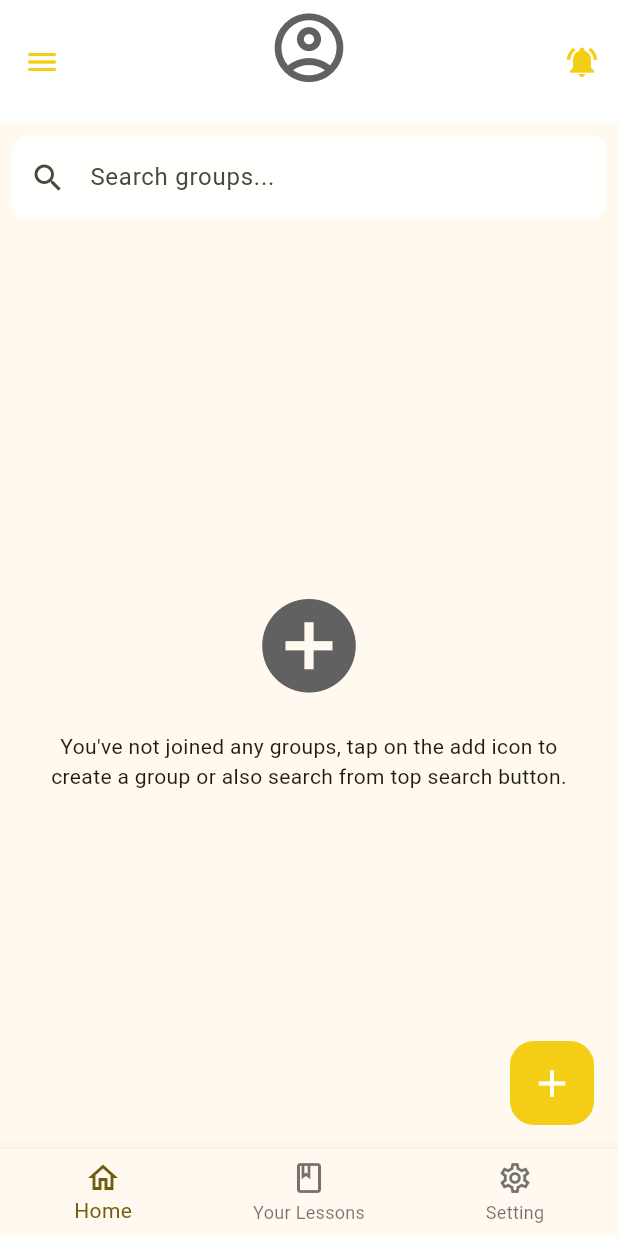
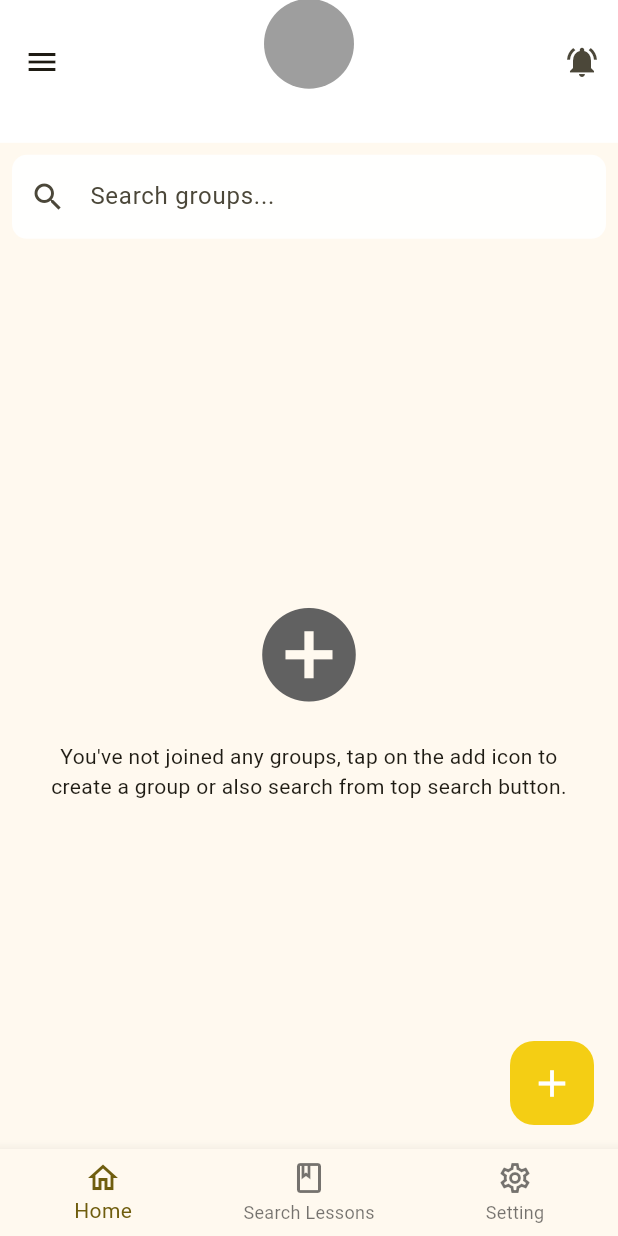
Before and after one commit to Solak-Suleyman/studygether, a Flutter app: the HomePage screen opened directly, on a phone screen of 412 x 824 dp. Run offline on Flutter 3.47's test engine with Material 3 defaults, Android fonts, the phone set to English and light mode, and no system bars; our stand-ins replace cloud_firestore, firebase_auth, firebase_core, shared_preferences; accounts and stored records are empty.

Commit message:
appbar and bottom app bar extracted for external reach
Co-Authored-By: Süleyman Solak <79102435+Solak-Suleyman@users.noreply.github.com>

```diff
--- a/lib/main.dart
+++ b/lib/main.dart
@@ -56,8 +56,9 @@
 
         // Customizing other UI elements like AppBar, Buttons etc.
         appBarTheme: const AppBarTheme(
-          iconTheme: IconThemeData(color: customColor), // AppBar icons
-          titleTextStyle: TextStyle(color: Colors.white), // AppBar title
+          backgroundColor: Colors.white,
+          //iconTheme: IconThemeData(color: customColor), // AppBar icons
+          titleTextStyle: TextStyle(color: Colors.black,fontWeight: FontWeight.bold,fontSize: 18), // AppBar title
         ),
         floatingActionButtonTheme: const FloatingActionButtonThemeData(
           backgroundColor: customColor,
--- a/lib/pages/HomePage.dart
+++ b/lib/pages/HomePage.dart
@@ -3,6 +3,8 @@ import 'package:studygether/pages/LoginPage.dart';
 import 'package:studygether/pages/SearchPage.dart';
 import 'package:studygether/service/auth_service.dart';
 import 'package:studygether/service/database_service.dart';
+import 'package:studygether/widgets/appbar.dart';
+import 'package:studygether/widgets/bottomAppbBar.dart';
 import 'package:studygether/widgets/group_tile.dart';
 import 'package:studygether/widgets/widgets.dart';
 import 'package:firebase_auth/firebase_auth.dart';
@@ -67,40 +69,7 @@ class _HomePageState extends State<HomePage> {
   @override
   Widget build(BuildContext context) {
     return Scaffold(
-      appBar: AppBar(
-          toolbarHeight: MediaQuery.of(context).size.height / 10,
-          actions: [
-            IconButton(
-                onPressed: () {
-                  nextScreen(context, const SearchPage());
-                },
-                icon: const Icon(Icons.notifications_active))
-          ],
-          elevation: 0,
-          centerTitle: true,
-          backgroundColor: Colors.white,
-          title: Column(
-
-            children: <Widget>[
-            IconButton(
-              iconSize:55 ,
-              onPressed: (){
-                nextScreen(context, ProfilePage());
-              },
-              icon:Icon(Icons.account_circle_outlined,
-
-              color: Colors.grey[700],)
-            ),
-            Text(
-              userName,
-              textAlign: TextAlign.center,
-              style: const TextStyle(
-                  color: Colors.black,
-                  fontWeight: FontWeight.bold,
-                  fontSize: 16,
-                  fontFamily: 'work sans'),
-            ),
-          ])),
+      appBar: MyAppBar(appBar: AppBar(),),
       drawer: Drawer(
         child: ListView(
           padding: const EdgeInsets.symmetric(vertical: 50),
@@ -231,13 +200,8 @@ class _HomePageState extends State<HomePage> {
           size: 30,
         ),
       ),
-      bottomNavigationBar:
-          BottomNavigationBar(items: const <BottomNavigationBarItem>[
-        BottomNavigationBarItem(icon: Icon(Icons.home_outlined), label: "Home"),
-        BottomNavigationBarItem(icon: Icon(Icons.book_outlined), label: "Your Lessons"),
-        BottomNavigationBarItem(icon: Icon(Icons.settings_outlined),label: "Setting")
+      bottomNavigationBar:MyBottomAppBar()
 
-      ]),
     );
   }
 
@@ -389,7 +353,7 @@ class _HomePageState extends State<HomePage> {
     return Padding(
       padding: const EdgeInsets.all(8.0),
       child: TextField(
-        onTap: (){nextScreen(context, SearchPage);},
+        onTap: (){nextScreen(context, const SearchPage());},
         onChanged: (value) {
           setState(() {
             searchQuery = value.toLowerCase();
@@ -403,7 +367,7 @@ class _HomePageState extends State<HomePage> {
             borderSide: BorderSide.none,
           ),
           filled: true,
-          fillColor: Colors.white.withAlpha(235),
+          fillColor: Colors.grey,
         ),
       ),
     );
--- /dev/null
+++ b/lib/widgets/appbar.dart
@@ -0,0 +1,90 @@
+
+import 'package:flutter/material.dart';
+import 'package:studygether/helper/helper_function.dart';
+import 'package:studygether/pages/ProfilePage.dart';
+import 'package:studygether/pages/SearchPage.dart';
+
+import 'package:studygether/widgets/widgets.dart';
+class MyAppBar extends StatefulWidget implements PreferredSizeWidget {
+  final AppBar appBar;
+  const MyAppBar({super.key,required this.appBar});
+
+  @override
+  State<MyAppBar> createState() => _MyAppBarState();
+
+@override
+  Size get preferredSize => new Size.fromHeight(appBar.preferredSize.height*1.7);
+
+}
+
+class _MyAppBarState extends State<MyAppBar> {
+    @override
+  void initState() {
+    super.initState();
+    gettingUserData();
+  }
+
+     String userName = "";
+    String email = "";
+
+    gettingUserData() async {
+    await HelperFunctions.getUserEmailFromSF().then((value) {
+      setState(() {
+        email = value!;
+      });
+    });
+
+    await HelperFunctions.getUserNameFromSF().then((value) {
+      setState(() {
+        userName = value!;
+      });
+    });
+
+    // getting list of snapshots in our stream
+
+  }
+
+  @override
+  Widget build(BuildContext context) {
+    return AppBar(
+          toolbarHeight: MediaQuery.of(context).size.height / 10,
+          actions: [
+            IconButton(
+                onPressed: () {
+                  nextScreen(context, const SearchPage());
+                },
+                icon: const Icon(Icons.notifications_active))
+          ],
+          elevation: 0,
+          centerTitle: true,
+          backgroundColor: Colors.white,
+          title: Column(
+            mainAxisAlignment: MainAxisAlignment.start,
+            children: <Widget>[
+              const CircleAvatar(
+                radius: 30,
+                backgroundColor: Colors.grey,
+
+              ),
+              const SizedBox(height: 5,),
+/*             IconButton(
+              iconSize:55 ,
+              onPressed: (){
+                nextScreen(context, ProfilePage());
+              },
+              icon:Icon(Icons.account_circle_outlined,
+
+              color: Colors.grey[700],)
+            ),
+ */            Text(
+              userName,
+              textAlign: TextAlign.center,
+              style: const TextStyle(
+                  color: Colors.black,
+                  fontWeight: FontWeight.bold,
+                  fontSize: 16,
+                  fontFamily: 'work sans'),
+            ),
+          ]));
+  }
+}
--- /dev/null
+++ b/lib/widgets/bottomAppbBar.dart
@@ -0,0 +1,30 @@
+import 'package:flutter/material.dart';
+import 'package:studygether/pages/HomePage.dart';
+import 'package:studygether/pages/ProfilePage.dart';
+import 'package:studygether/pages/SearchPage.dart';
+import 'package:studygether/widgets/widgets.dart';
+
+class MyBottomAppBar extends StatelessWidget {
+  const MyBottomAppBar({super.key});
+  static const List<Widget> _pages = <Widget>[
+    HomePage(),
+    SearchPage(),
+    ProfilePage()
+  ];
+  @override
+  Widget build(BuildContext context) {
+    int _selectedIndex=0;
+    return BottomNavigationBar(
+        onTap: (int index){
+          nextScreen(context, _pages.elementAt(index));
+        },
+        currentIndex: _selectedIndex,
+        items: const[
+
+        BottomNavigationBarItem(icon: Icon(Icons.home_outlined), label: "Home"),
+        BottomNavigationBarItem(icon: Icon(Icons.book_outlined), label: "Search Lessons"),
+        BottomNavigationBarItem(icon: Icon(Icons.settings_outlined),label: "Setting")
+
+      ]);
+  }
+}
```
Also changed, not shown: lib/pages/ChatPage.dart (+3 -19 lines), lib/pages/ProfilePage.dart (+4 -12 lines).
